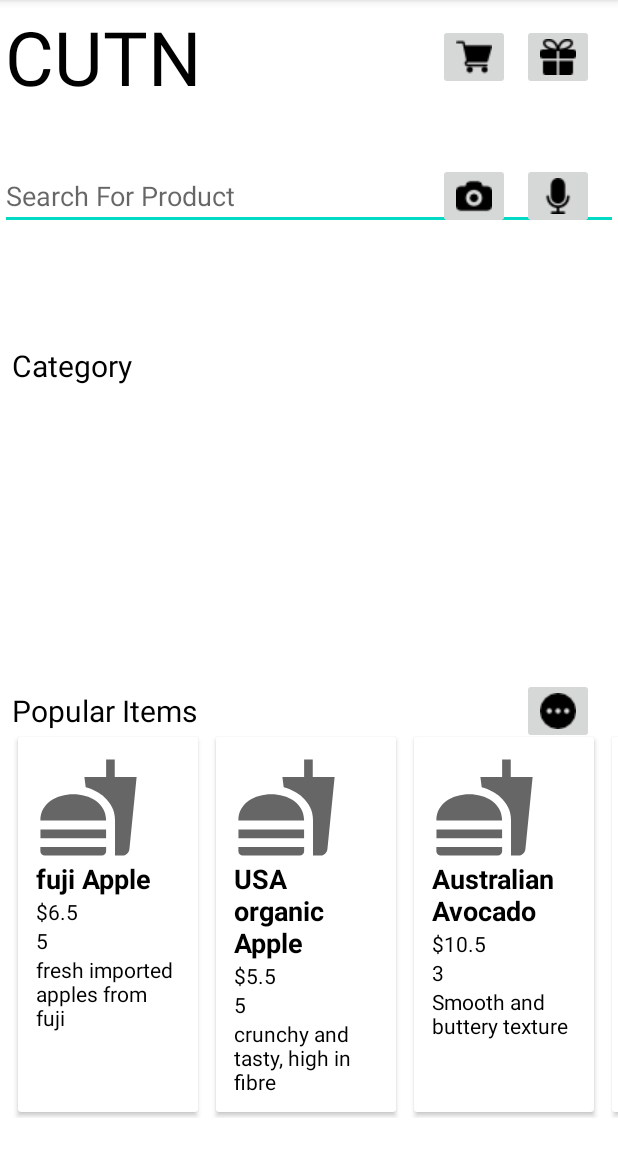
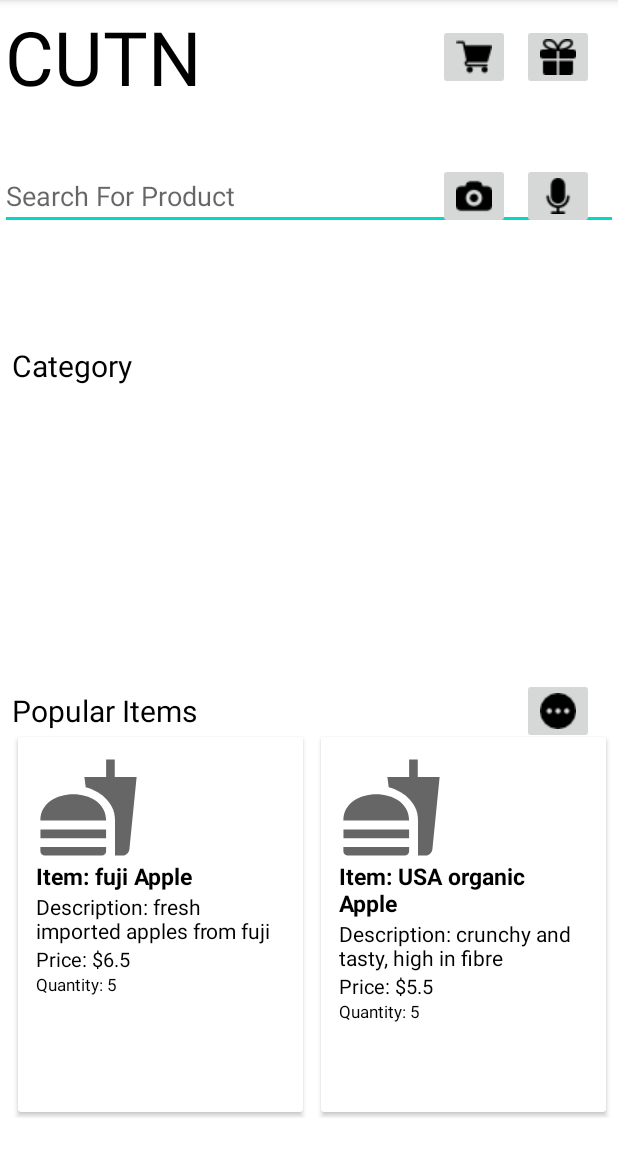
Before and after one commit to gilesccs/CUTN-MobileApp, an Android app: the screen it shows after launch (MainActivity), on a phone screen of 412 x 824 dp, the part 84-1236 px from its top. Run offline under Robolectric (Android 15) with nearby library versions, the phone set to English and light mode, and no system bars.

Commit message:
changed UI

```diff
--- a/app/src/main/java/sg/edu/smu/cs461/cutn_mobileapp/ProductAdapter.kt
+++ b/app/src/main/java/sg/edu/smu/cs461/cutn_mobileapp/ProductAdapter.kt
@@ -16,10 +16,10 @@ class ProductAdapter(private val productList: List<Product>) : RecyclerView.Adap
 
     override fun onBindViewHolder(holder: ProductViewHolder, position: Int) {
         val currentProduct = productList[position]
-        holder.productName.text = currentProduct.productname
-        holder.price.text = "$" + currentProduct.price.toString()
-        holder.quantity.text = currentProduct.quantity
-        holder.description.text = currentProduct.description
+        holder.productName.text = "Item: " + currentProduct.productname
+        holder.description.text = "Description: " + currentProduct.description
+        holder.price.text = "Price: $" + currentProduct.price.toString()
+        holder.quantity.text = "Quantity: " + currentProduct.quantity
     }
 
     override fun getItemCount(): Int {
@@ -29,8 +29,8 @@ class ProductAdapter(private val productList: List<Product>) : RecyclerView.Adap
     class ProductViewHolder(productView: View) : RecyclerView.ViewHolder(productView) {
 //        val imageView: ImageView = productView.findViewById(R.id.imageView)
         val productName: TextView = productView.findViewById(R.id.productName)
+        val description: TextView = productView.findViewById(R.id.description)
         val price: TextView = productView.findViewById(R.id.price)
         val quantity: TextView = productView.findViewById(R.id.quantity)
-        val description: TextView = productView.findViewById(R.id.description)
     }
 }
--- a/app/src/main/res/layout/popular_items_layout.xml
+++ b/app/src/main/res/layout/popular_items_layout.xml
@@ -1,6 +1,6 @@
 <?xml version="1.0" encoding="utf-8"?>
 <androidx.cardview.widget.CardView xmlns:android="http://schemas.android.com/apk/res/android"
-    android:layout_width="120dp"
+    android:layout_width="190dp"
     android:layout_height="250dp"
     android:layout_marginRight="12dp">
 
@@ -23,16 +23,25 @@
             android:layout_below="@id/imageView"
             android:text="Product Name"
             android:textColor="@color/black"
-            android:textSize="18sp"
+            android:textSize="15sp"
             android:textStyle="bold" />
+
+        <TextView
+            android:id="@+id/description"
+            android:layout_width="wrap_content"
+            android:layout_height="wrap_content"
+            android:text="Description"
+            android:layout_below="@id/productName"
+            android:textColor="@color/black"/>
 
         <TextView
             android:id="@+id/price"
             android:layout_width="wrap_content"
             android:layout_height="wrap_content"
             android:text="Price"
-            android:layout_below="@id/productName"
-            android:textColor="@color/black"/>
+            android:layout_below="@id/description"
+            android:textColor="@color/black"
+            android:textSize="13sp"/>
 
         <TextView
             android:id="@+id/quantity"
@@ -40,15 +49,8 @@
             android:layout_height="wrap_content"
             android:text="quantity"
             android:layout_below="@id/price"
-            android:textColor="@color/black"/>
-
-        <TextView
-            android:id="@+id/description"
-            android:layout_width="wrap_content"
-            android:layout_height="wrap_content"
-            android:text="Description"
-            android:layout_below="@id/quantity"
-            android:textColor="@color/black"/>
+            android:textColor="@color/black"
+            android:textSize="11sp"/>
 
     </RelativeLayout>
 
```
